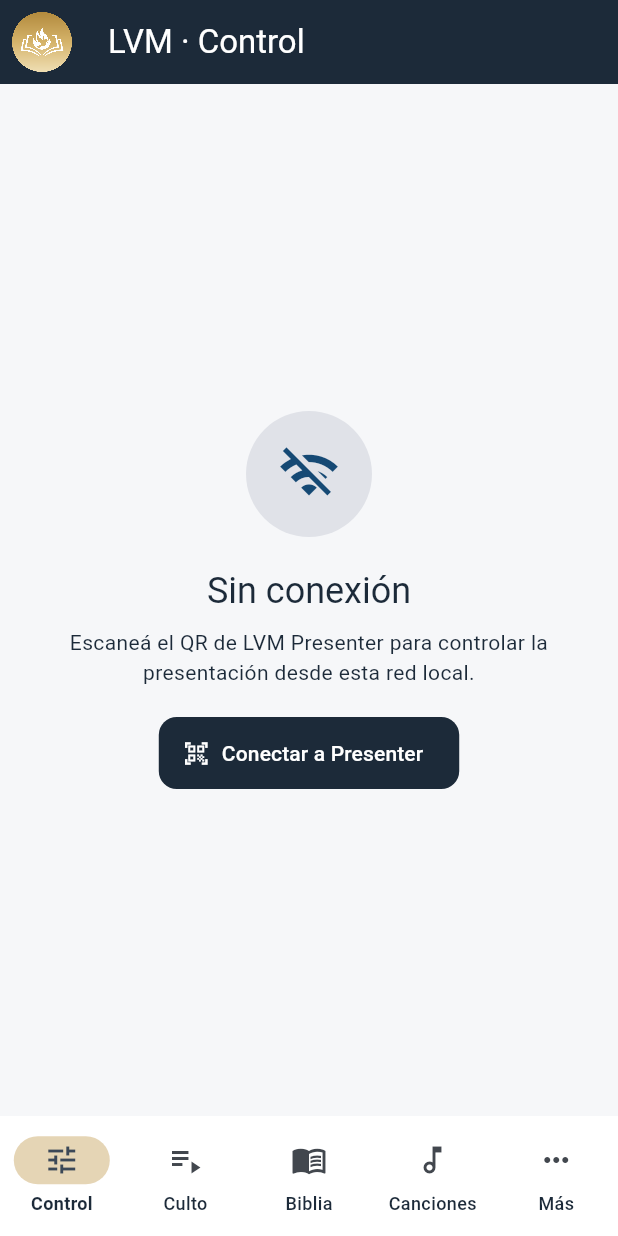
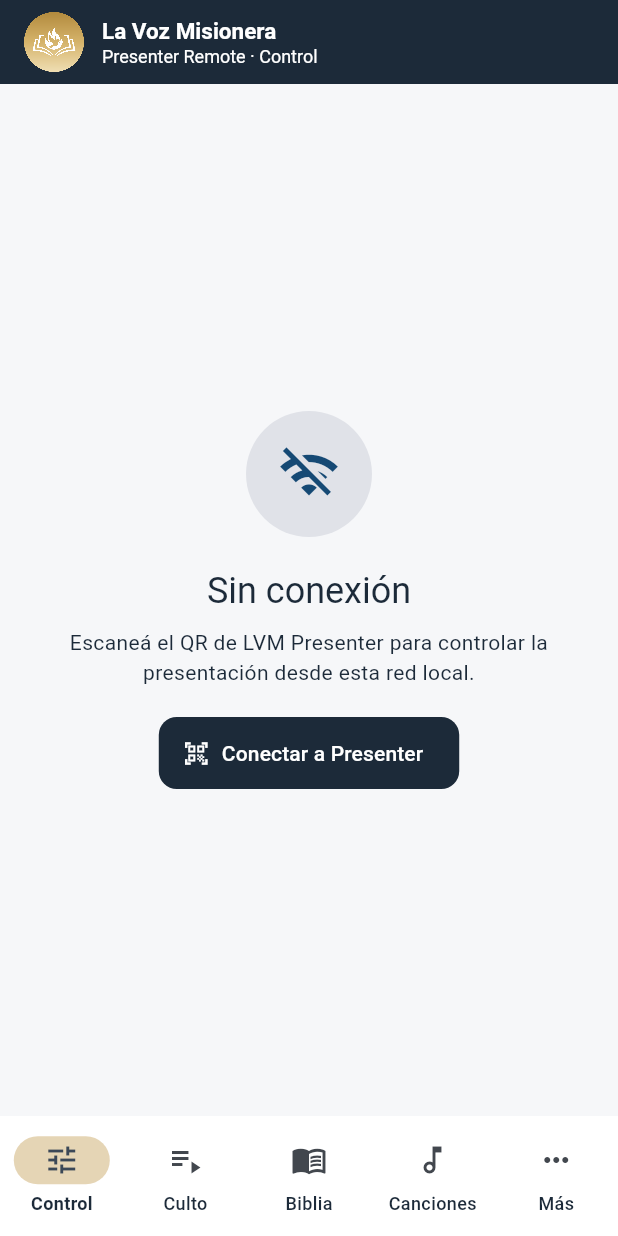
Before and after one commit to MathiasFretes/lvm-mobile, a Flutter app: the screen it shows after launch, on a phone screen of 412 x 824 dp. Run offline on Flutter 3.47's test engine with Material 3 defaults, Android fonts, the phone set to English and light mode, and no system bars; our stand-ins replace share_plus, shared_preferences; missing offline and left inert: file_selector, mobile_scanner; Roboto replaces fonts that are missing (Poppins).

Commit message:
feat(brand): standardize compact native identity proportions

```diff
--- a/apps/lvm_presenter_remote/lib/main.dart
+++ b/apps/lvm_presenter_remote/lib/main.dart
@@ -110,11 +110,8 @@ class _PresenterRemoteShellState extends State<_PresenterRemoteShell> {
 
     return Scaffold(
       appBar: AppBar(
-        leading: const Padding(
-          padding: EdgeInsets.all(8),
-          child: LvmEmblem(size: 36),
-        ),
-        title: Text('LVM · ${_titles[_index]}'),
+        toolbarHeight: 56.0 * MediaQuery.textScalerOf(context).scale(1).clamp(1.0, 2.0),
+        title: LvmBrandIdentity(product: 'Presenter Remote · ${_titles[_index]}'),
       ),
       body: IndexedStack(index: _index, children: pages),
       bottomNavigationBar: NavigationBar(
--- a/packages/lvm_design/lib/lvm_design.dart
+++ b/packages/lvm_design/lib/lvm_design.dart
@@ -1,3 +1,4 @@
+export 'src/brand.dart';
 export 'src/colors.dart';
 export 'src/emblem.dart';
 export 'src/shell.dart';
--- /dev/null
+++ b/packages/lvm_design/lib/src/brand.dart
@@ -0,0 +1,49 @@
+import 'package:flutter/material.dart';
+
+import 'emblem.dart';
+
+abstract final class LvmBrandTokens {
+  static const double emblem = 40;
+  static const double gap = 12;
+  static const double name = 15;
+  static const double product = 12;
+}
+
+class LvmBrandIdentity extends StatelessWidget {
+  const LvmBrandIdentity({super.key, required this.product});
+
+  final String product;
+
+  @override
+  Widget build(BuildContext context) {
+    return Row(
+      children: [
+        const LvmEmblem(size: LvmBrandTokens.emblem),
+        const SizedBox(width: LvmBrandTokens.gap),
+        Flexible(
+          child: Column(
+            mainAxisSize: MainAxisSize.min,
+            crossAxisAlignment: CrossAxisAlignment.start,
+            children: [
+              const Text(
+                'La Voz Misionera',
+                maxLines: 1,
+                overflow: TextOverflow.ellipsis,
+                style: TextStyle(
+                  fontSize: LvmBrandTokens.name,
+                  fontWeight: FontWeight.w700,
+                ),
+              ),
+              Text(
+                product,
+                maxLines: 1,
+                overflow: TextOverflow.ellipsis,
+                style: const TextStyle(fontSize: LvmBrandTokens.product),
+              ),
+            ],
+          ),
+        ),
+      ],
+    );
+  }
+}
--- a/packages/lvm_design/lib/src/shell.dart
+++ b/packages/lvm_design/lib/src/shell.dart
@@ -1,6 +1,7 @@
 import 'package:flutter/material.dart';
 
 import 'emblem.dart';
+import 'brand.dart';
 import 'theme.dart';
 
 class LvmDestination {
@@ -35,7 +36,10 @@ class _LvmAppShellState extends State<LvmAppShell> {
   @override
   Widget build(BuildContext context) {
     return Scaffold(
-      appBar: AppBar(title: Text(widget.title)),
+      appBar: AppBar(
+        toolbarHeight: 56.0 * MediaQuery.textScalerOf(context).scale(1).clamp(1.0, 2.0),
+        title: LvmBrandIdentity(product: widget.title),
+      ),
       body: IndexedStack(
         index: _index,
         children: [for (final item in widget.destinations) item.page],
```
Also changed, not shown: docs/brand/identity.tokens.json (added, +20 -0 lines), docs/brand/lvm-micro.svg (added), 3 other files.
